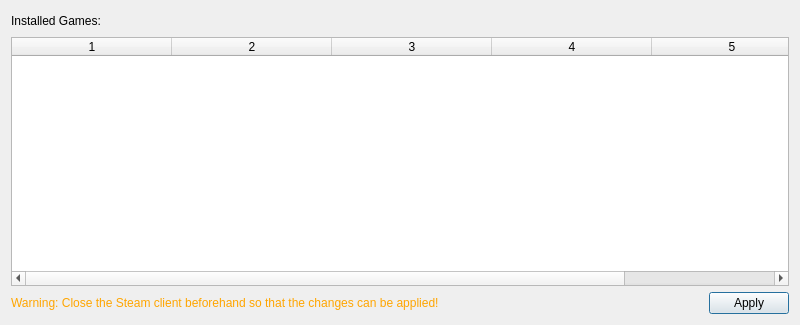
Above: pupgui2/resources/ui/pupgui2_gamelistdialog.ui from DavidoTek/ProtonUp-Qt before the change. Below: the same form after it.
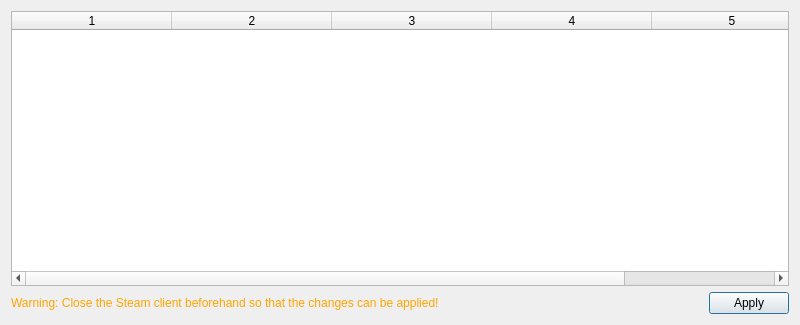
That is the form after the change.

Commit message: Games List: Replace total tools label with tooltip

The edit to the form file:
```diff
--- a/pupgui2/resources/ui/pupgui2_gamelistdialog.ui
+++ b/pupgui2/resources/ui/pupgui2_gamelistdialog.ui
@@ -17,37 +17,6 @@
    <string>Game List</string>
   </property>
   <layout class="QVBoxLayout" name="verticalLayout">
-   <item>
-    <layout class="QHBoxLayout" name="horizontalLayout_2">
-     <item>
-      <widget class="QLabel" name="lblGamesFound">
-       <property name="text">
-        <string>Installed Games:</string>
-       </property>
-      </widget>
-     </item>
-     <item>
-      <widget class="QLabel" name="txtGamesFound">
-       <property name="text">
-        <string/>
-       </property>
-      </widget>
-     </item>
-     <item>
-      <spacer name="horizontalSpacer_2">
-       <property name="orientation">
-        <enum>Qt::Horizontal</enum>
-       </property>
-       <property name="sizeHint" stdset="0">
-        <size>
-         <width>40</width>
-         <height>20</height>
-        </size>
-       </property>
-      </spacer>
-     </item>
-    </layout>
-   </item>
    <item>
     <widget class="QTableWidget" name="tableGames">
      <property name="editTriggers">
```
The commit also changes 1 other file.
